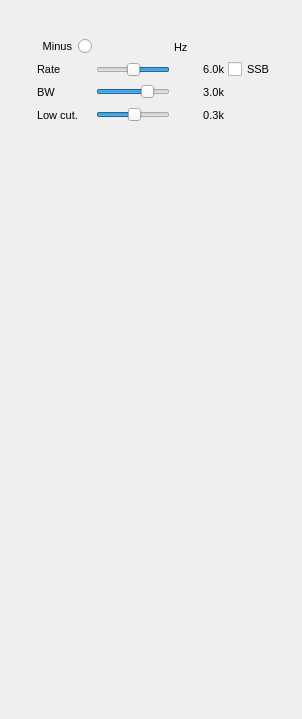
Above: plugins/channel/chanalyzer/chanalyzergui.ui from f4exb/sdrangel before the change. Below: the same form after it.
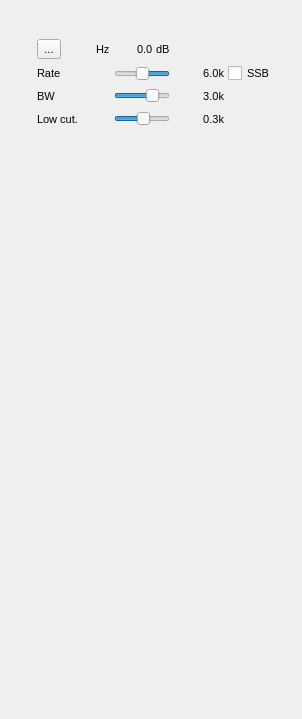
That is the form after the change. Icons and pictures are not drawn. Custom widgets are drawn as their Qt base class.

Commit message: Channel analyzer: added display of channel power in dB. Changed minus radio button for a iconified toggle button

The edit to the form file:
```diff
--- a/plugins/channel/chanalyzer/chanalyzergui.ui
+++ b/plugins/channel/chanalyzer/chanalyzergui.ui
@@ -55,7 +55,7 @@
     <property name="verticalSpacing">
      <number>3</number>
     </property>
-    <item row="2" column="1">
+    <item row="2" column="2">
      <widget class="QSlider" name="BW">
       <property name="font">
        <font>
@@ -79,7 +79,7 @@
       </property>
      </widget>
     </item>
-    <item row="2" column="2">
+    <item row="2" column="3">
      <widget class="QLabel" name="BWText">
       <property name="minimumSize">
        <size>
@@ -100,37 +100,6 @@
       </property>
      </widget>
     </item>
-    <item row="0" column="1">
-     <widget class="ValueDial" name="deltaFrequency" native="true">
-      <property name="sizePolicy">
-       <sizepolicy hsizetype="Maximum" vsizetype="Maximum">
-        <horstretch>0</horstretch>
-        <verstretch>0</verstretch>
-       </sizepolicy>
-      </property>
-      <property name="minimumSize">
-       <size>
-        <width>32</width>
-        <height>16</height>
-       </size>
-      </property>
-      <property name="font">
-       <font>
-        <family>Monospace</family>
-        <pointsize>10</pointsize>
-       </font>
-      </property>
-      <property name="cursor">
-       <cursorShape>SizeVerCursor</cursorShape>
-      </property>
-      <property name="focusPolicy">
-       <enum>Qt::StrongFocus</enum>
-      </property>
-      <property name="toolTip">
-       <string>Demod shift frequency from center in Hz</string>
-      </property>
-     </widget>
-    </item>
     <item row="2" column="0">
      <widget class="QLabel" name="BWLabel">
       <property name="font">
@@ -143,18 +112,6 @@
       </property>
      </widget>
     </item>
-    <item row="0" column="2">
-     <widget class="QLabel" name="deltaUnits">
-      <property name="font">
-       <font>
-        <pointsize>8</pointsize>
-       </font>
-      </property>
-      <property name="text">
-       <string>Hz</string>
-      </property>
-     </widget>
-    </item>
     <item row="1" column="0">
      <widget class="QLabel" name="spanLabel">
       <property name="font">
@@ -179,46 +136,38 @@
       </property>
      </widget>
     </item>
-    <item row="0" column="0">
-     <widget class="QRadioButton" name="deltaMinus">
-      <property name="font">
-       <font>
-        <pointsize>8</pointsize>
-       </font>
-      </property>
-      <property name="layoutDirection">
-       <enum>Qt::RightToLeft</enum>
-      </property>
+    <item row="1" column="4">
+     <widget class="QCheckBox" name="ssb">
       <property name="text">
-       <string>Minus</string>
-      </property>
-     </widget>
-    </item>
-    <item row="3" column="1">
-     <widget class="QSlider" name="lowCut">
-      <property name="font">
-       <font>
-        <pointsize>8</pointsize>
-       </font>
-      </property>
-      <property name="minimum">
-       <number>-60</number>
-      </property>
-      <property name="maximum">
-       <number>60</number>
-      </property>
-      <property name="pageStep">
-       <number>1</number>
-      </property>
-      <property name="value">
-       <number>3</number>
-      </property>
-      <property name="orientation">
-       <enum>Qt::Horizontal</enum>
+       <string>SSB</string>
       </property>
      </widget>
     </item>
     <item row="3" column="2">
+     <widget class="QSlider" name="lowCut">
+      <property name="font">
+       <font>
+        <pointsize>8</pointsize>
+       </font>
+      </property>
+      <property name="minimum">
+       <number>-60</number>
+      </property>
+      <property name="maximum">
+       <number>60</number>
+      </property>
+      <property name="pageStep">
+       <number>1</number>
+      </property>
+      <property name="value">
+       <number>3</number>
+      </property>
+      <property name="orientation">
+       <enum>Qt::Horizontal</enum>
+      </property>
+     </widget>
+    </item>
+    <item row="3" column="3">
      <widget class="QLabel" name="lowCutText">
       <property name="minimumSize">
        <size>
@@ -239,7 +188,7 @@
       </property>
      </widget>
     </item>
-    <item row="1" column="2">
+    <item row="1" column="3">
      <widget class="QLabel" name="spanText">
       <property name="font">
        <font>
@@ -254,7 +203,7 @@
       </property>
      </widget>
     </item>
-    <item row="1" column="1">
+    <item row="1" column="2">
      <widget class="QSlider" name="spanLog2">
       <property name="font">
        <font>
@@ -287,20 +236,7 @@
       </property>
      </widget>
     </item>
-    <item row="0" column="3">
-     <spacer name="hSpacer1">
-      <property name="orientation">
-       <enum>Qt::Horizontal</enum>
-      </property>
-      <property name="sizeHint" stdset="0">
-       <size>
-        <width>40</width>
-        <height>20</height>
-       </size>
-      </property>
-     </spacer>
-    </item>
-    <item row="2" column="3">
+    <item row="2" column="4">
      <spacer name="hSpacer3">
       <property name="orientation">
        <enum>Qt::Horizontal</enum>
@@ -313,7 +249,7 @@
       </property>
      </spacer>
     </item>
-    <item row="3" column="3">
+    <item row="3" column="4">
      <spacer name="hSpacer4">
       <property name="orientation">
        <enum>Qt::Horizontal</enum>
@@ -326,12 +262,170 @@
       </property>
      </spacer>
     </item>
-    <item row="1" column="3">
-     <widget class="QCheckBox" name="ssb">
-      <property name="text">
-       <string>SSB</string>
-      </property>
-     </widget>
+    <item row="0" column="0" colspan="2">
+     <layout class="QHBoxLayout" name="DeltaFrequencyLayout">
+      <item>
+       <widget class="QToolButton" name="deltaMinus">
+        <property name="text">
+         <string>...</string>
+        </property>
+        <property name="icon">
+         <iconset>
+          <selectedoff>:/plus.png</selectedoff>
+          <selectedon>:/minus.png</selectedon>
+         </iconset>
+        </property>
+        <property name="checkable">
+         <bool>true</bool>
+        </property>
+        <property name="checked">
+         <bool>false</bool>
+        </property>
+       </widget>
+      </item>
+      <item>
+       <widget class="ValueDial" name="deltaFrequency" native="true">
+        <property name="sizePolicy">
+         <sizepolicy hsizetype="Maximum" vsizetype="Maximum">
+          <horstretch>0</horstretch>
+          <verstretch>0</verstretch>
+         </sizepolicy>
+        </property>
+        <property name="minimumSize">
+         <size>
+          <width>32</width>
+          <height>16</height>
+         </size>
+        </property>
+        <property name="font">
+         <font>
+          <family>Monospace</family>
+          <pointsize>10</pointsize>
+         </font>
+        </property>
+        <property name="cursor">
+         <cursorShape>SizeVerCursor</cursorShape>
+        </property>
+        <property name="focusPolicy">
+         <enum>Qt::StrongFocus</enum>
+        </property>
+        <property name="toolTip">
+         <string>Demod shift frequency from center in Hz</string>
+        </property>
+        <zorder>hSpacer1</zorder>
+       </widget>
+      </item>
+      <item>
+       <widget class="QLabel" name="deltaUnits">
+        <property name="palette">
+         <palette>
+          <active>
+           <colorrole role="Text">
+            <brush brushstyle="SolidPattern">
+             <color alpha="255">
+              <red>26</red>
+              <green>26</green>
+              <blue>26</blue>
+             </color>
+            </brush>
+           </colorrole>
+           <colorrole role="BrightText">
+            <brush brushstyle="SolidPattern">
+             <color alpha="255">
+              <red>255</red>
+              <green>255</green>
+              <blue>255</blue>
+             </color>
+            </brush>
+           </colorrole>
+          </active>
+          <inactive>
+           <colorrole role="Text">
+            <brush brushstyle="SolidPattern">
+             <color alpha="255">
+              <red>26</red>
+              <green>26</green>
+              <blue>26</blue>
+             </color>
+            </brush>
+           </colorrole>
+           <colorrole role="BrightText">
+            <brush brushstyle="SolidPattern">
+             <color alpha="255">
+              <red>255</red>
+              <green>255</green>
+              <blue>255</blue>
+             </color>
+            </brush>
+           </colorrole>
+          </inactive>
+          <disabled>
+           <colorrole role="Text">
+            <brush brushstyle="SolidPattern">
+             <color alpha="255">
+              <red>118</red>
+              <green>118</green>
+              <blue>117</blue>
+             </color>
+            </brush>
+           </colorrole>
+           <colorrole role="BrightText">
+            <brush brushstyle="SolidPattern">
+             <color alpha="255">
+              <red>255</red>
+              <green>255</green>
+              <blue>255</blue>
+             </color>
+            </brush>
+           </colorrole>
+          </disabled>
+         </palette>
+        </property>
+        <property name="font">
+         <font>
+          <pointsize>8</pointsize>
+         </font>
+        </property>
+        <property name="text">
+         <string> Hz</string>
+        </property>
+       </widget>
+      </item>
+     </layout>
+    </item>
+    <item row="0" column="2">
+     <layout class="QHBoxLayout" name="ChannelPowerLayout">
+      <item>
+       <spacer name="horizontalSpacer">
+        <property name="orientation">
+         <enum>Qt::Horizontal</enum>
+        </property>
+        <property name="sizeHint" stdset="0">
+         <size>
+          <width>40</width>
+          <height>20</height>
+         </size>
+        </property>
+       </spacer>
+      </item>
+      <item>
+       <widget class="QLabel" name="channelPower">
+        <property name="layoutDirection">
+         <enum>Qt::LeftToRight</enum>
+        </property>
+        <property name="text">
+         <string>0.0</string>
+        </property>
+       </widget>
+      </item>
+      <item>
+       <widget class="QLabel" name="channelPowerUnits">
+        <property name="text">
+         <string> dB</string>
+        </property>
+       </widget>
+      </item>
+     </layout>
     </item>
    </layout>
   </widget>
```
Left out of the diff: 4 changed lines with no effect on the pictures. The commit also changes 13 other files.
